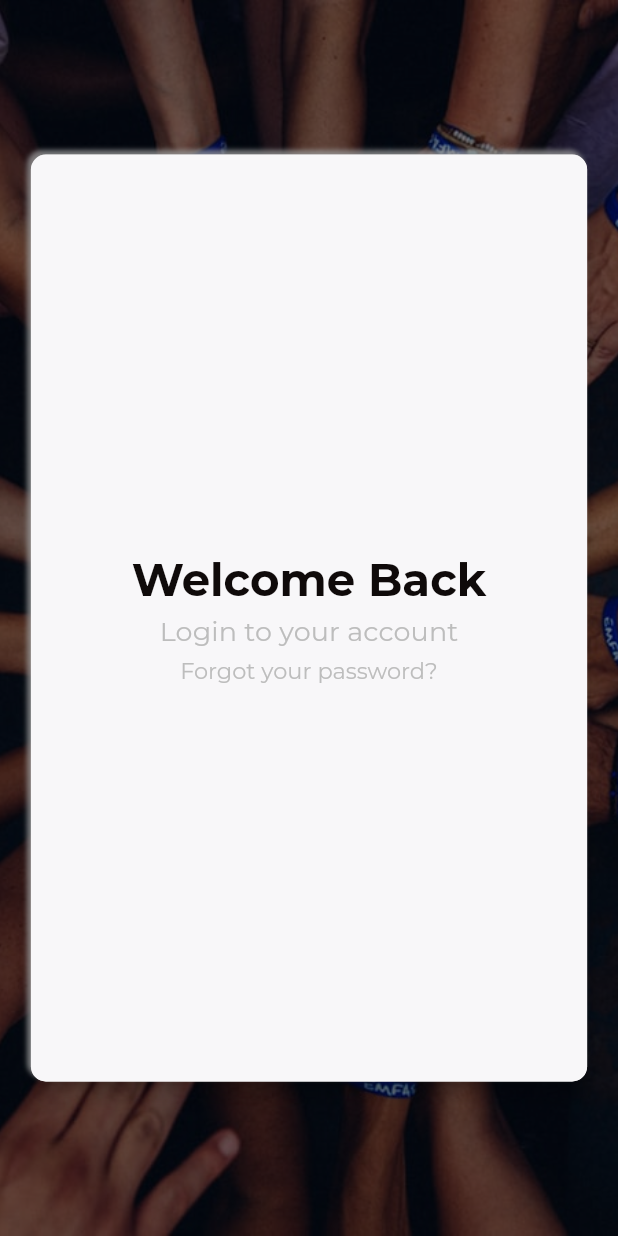
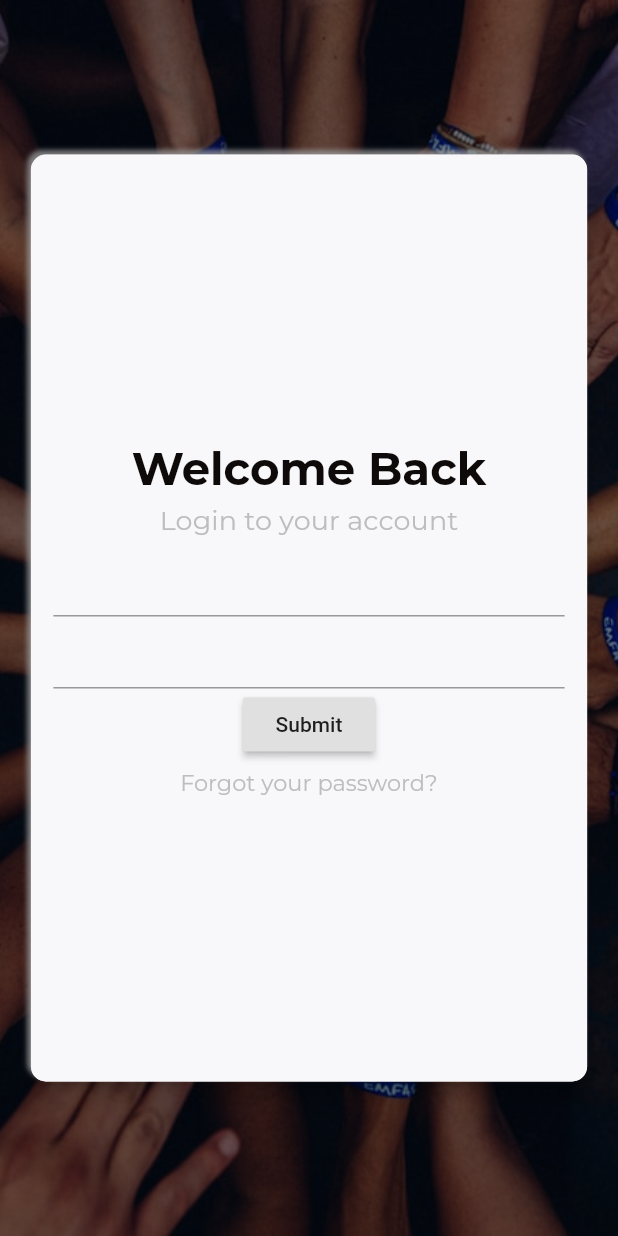
Before and after one commit to margaiwangara/untitled_project, a Flutter app: the screen it shows after launch, on a phone screen of 412 x 824 dp. Run offline on Flutter 3.47's test engine with Material 2 defaults, Android fonts, the phone set to English and light mode, and no system bars; our stand-ins replace google_fonts, wakelock.

Commit message:
initial login form design with validation

```diff
--- a/lib/ui/login.dart
+++ b/lib/ui/login.dart
@@ -6,6 +6,9 @@ class Login extends StatefulWidget {
 }
 
 class _LoginState extends State<Login> {
+  // Form Key
+  final _formKey = GlobalKey<FormState>();
+
   @override
   Widget build(BuildContext context) {
     return Scaffold(
@@ -76,6 +79,10 @@ class _LoginState extends State<Login> {
                 SizedBox(
                   height: 5.0,
                 ),
+                _authForm(),
+                SizedBox(
+                  height: 5.0,
+                ),
                 InkWell(
                     onTap: () {},
                     child: Text(
@@ -90,5 +97,42 @@ class _LoginState extends State<Login> {
     );
   }
 
-  _authForm() {}
+  _authForm() {
+    return Builder(builder: (BuildContext context) {
+      return Form(
+        key: _formKey,
+        child: Column(
+          mainAxisSize: MainAxisSize.min,
+          children: <Widget>[
+            TextFormField(
+              validator: (value) {
+                if (value.isEmpty) {
+                  return 'Email is required';
+                }
+                return null;
+              },
+            ),
+            TextFormField(validator: (value) {
+              if (value.isEmpty) {
+                return 'Password is required';
+              }
+              return null;
+            }),
+            RaisedButton(
+              onPressed: () {
+                if (_formKey.currentState.validate()) {
+                  Scaffold.of(context).showSnackBar(
+                    SnackBar(
+                      content: Text('Processing...'),
+                    ),
+                  );
+                }
+              },
+              child: Text('Submit'),
+            )
+          ],
+        ),
+      );
+    });
+  }
 }
```
